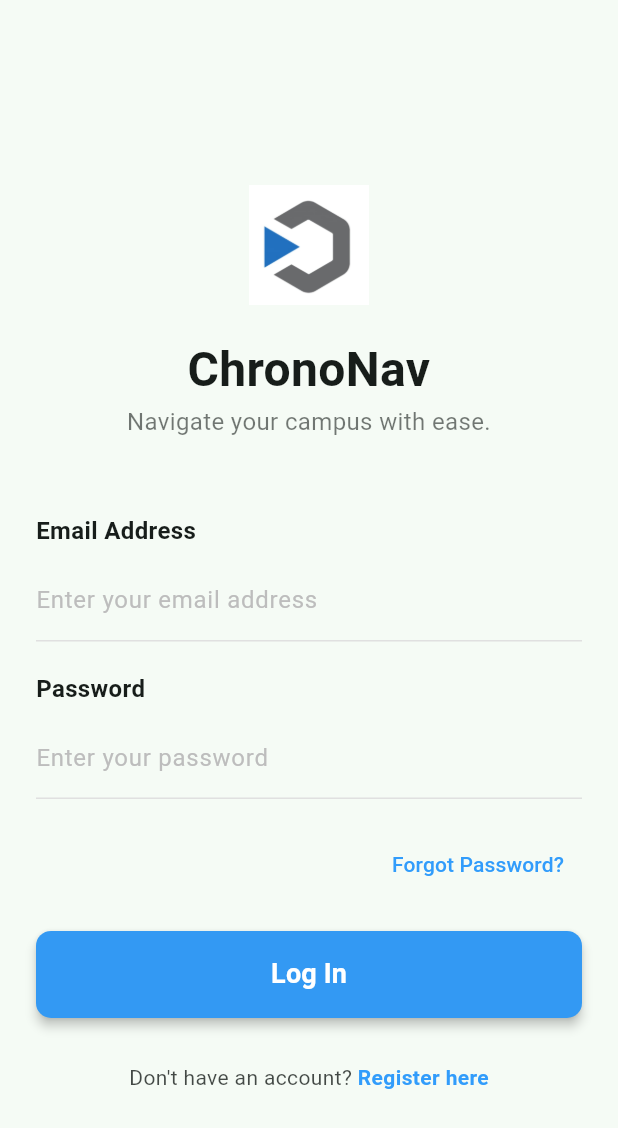
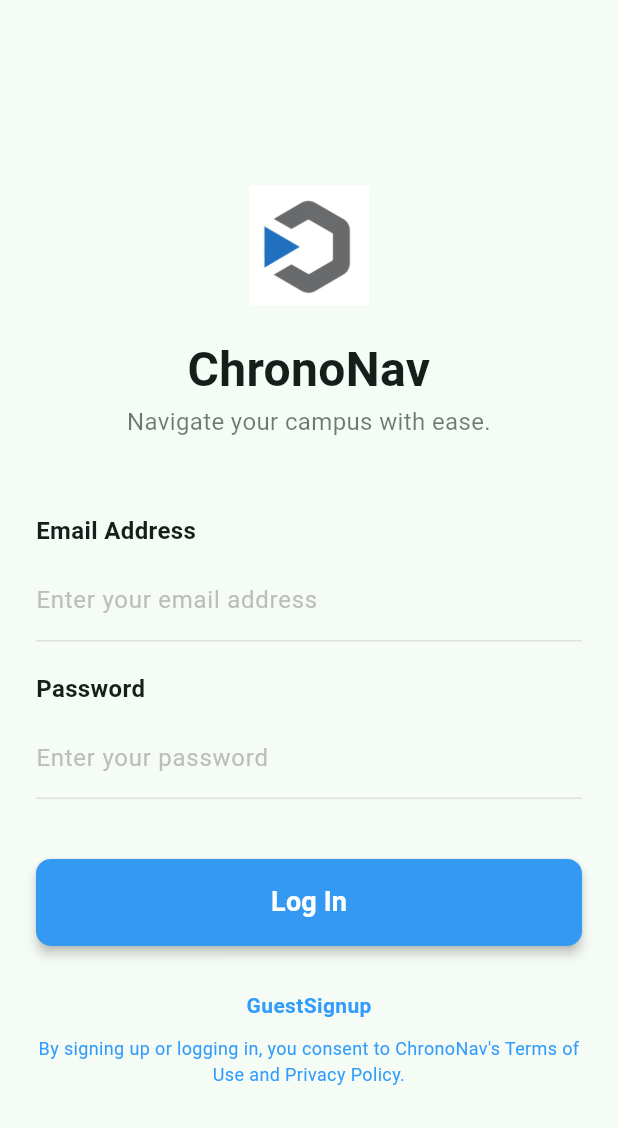
Before and after one commit to Vinzz290034/CHRONONAV_2, a Flutter app: the screen it shows after launch, on a phone screen of 412 x 824 dp. Shown: the top 1128 px of the screen. Run offline on Flutter 3.47's test engine with Material 3 defaults, Android fonts, the phone set to English and light mode, and no system bars; our stand-ins replace file_picker, flutter_secure_storage, image_picker, shared_preferences; missing offline and left inert: google_mlkit_text_recognition, pdfx.

Commit message:
MOMO | Update login

```diff
--- a/chrono_application/lib/screens/login_screen.dart
+++ b/chrono_application/lib/screens/login_screen.dart
@@ -1,6 +1,8 @@
 import 'package:flutter/material.dart';
 // Assuming your ApiService file is in the 'services' directory one level up
 import '../services/api_service.dart';
+//import 'forgot_password_screen.dart';
+import 'guest_screen.dart'; // Ensure this filename matches your file
 
 class LoginScreen extends StatefulWidget {
   final VoidCallback onRegisterTap;
@@ -83,6 +85,19 @@ class LoginScreenState extends State<LoginScreen> {
     }
   }
 
+  // 🎯 NEW: Navigation handler for Forgot Password
+  /*
+  void _navigateToForgotPassword() {
+    Navigator.of(context).push(
+      MaterialPageRoute(
+        builder: (context) => ForgotPasswordScreen(
+          onBackToLogin: () =>
+              Navigator.of(context).pop(), // Pop to return to LoginScreen
+        ),
+      ),
+    );
+  }
+  */
   @override
   Widget build(BuildContext context) {
     // FIX 1: Replace deprecated onBackground/background with onSurface/surface
@@ -147,19 +162,7 @@ class LoginScreenState extends State<LoginScreen> {
                     value!.isEmpty ? 'Password is required.' : null,
               ),
 
-              Align(
-                alignment: Alignment.centerRight,
-                child: TextButton(
-                  onPressed: () {
-                    debugPrint('Forgot Password clicked');
-                  },
-                  child: Text(
-                    'Forgot Password?',
-                    style: TextStyle(color: chrononaAccentColor, fontSize: 14),
-                  ),
-                ),
-              ),
-
+              //This area is origin Align to the right Forgot Password link
               const SizedBox(height: 20),
 
               // --- Error Message Display ---
@@ -212,15 +215,27 @@ class LoginScreenState extends State<LoginScreen> {
               Row(
                 mainAxisAlignment: MainAxisAlignment.center,
                 children: [
-                  Text(
-                    "Don't have an account? ",
-                    // ignore: deprecated_member_use
-                    style: TextStyle(color: textColor.withOpacity(0.8)),
+                  // --- GUEST WORD ---
+                  GestureDetector(
+                    onTap: () {
+                      Navigator.of(context).push(
+                        MaterialPageRoute(
+                          builder: (context) => const GuestScreen(),
+                        ),
+                      );
+                    },
+                    child: Text(
+                      'Guest',
+                      style: TextStyle(
+                        color: chrononaAccentColor,
+                        fontWeight: FontWeight.bold,
+                      ),
+                    ),
                   ),
                   GestureDetector(
                     onTap: widget.onRegisterTap,
                     child: Text(
-                      'Register here',
+                      'Signup',
                       style: TextStyle(
                         color: chrononaAccentColor,
                         fontWeight: FontWeight.bold,
@@ -228,6 +243,15 @@ class LoginScreenState extends State<LoginScreen> {
                     ),
                   ),
                 ],
+              ),
+
+              const SizedBox(height: 10),
+
+              // Optional: Placeholder for external links/version info outside the card
+              Text(
+                'By signing up or logging in, you consent to ChronoNav\'s Terms of Use and Privacy Policy.',
+                textAlign: TextAlign.center,
+                style: TextStyle(fontSize: 12, color: chrononaAccentColor),
               ),
               const SizedBox(height: 30),
             ],
```
